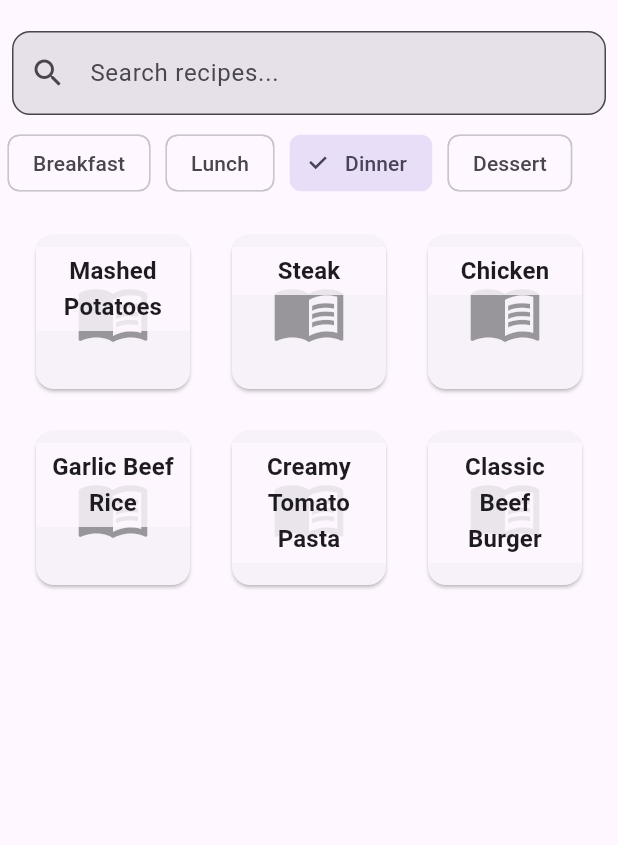
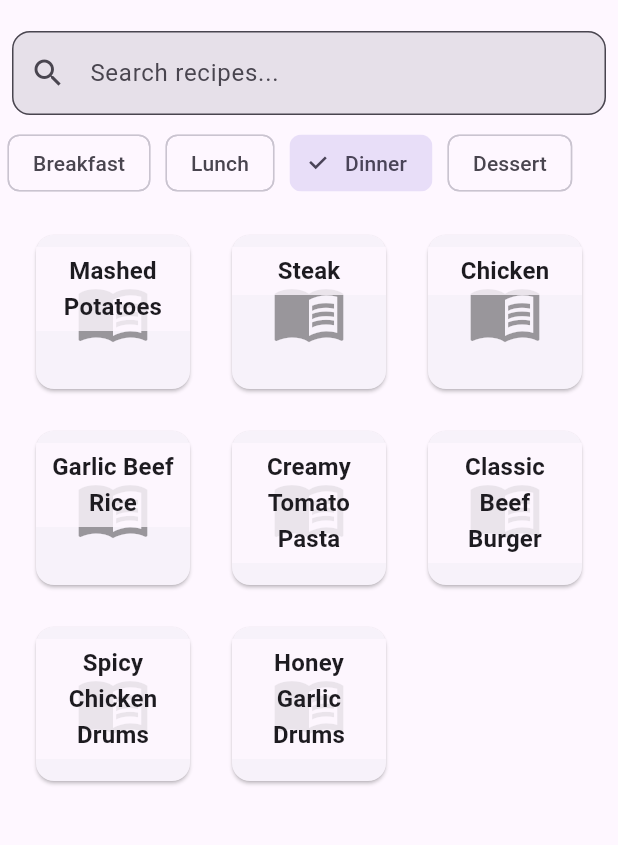
Before and after one commit to AdhamLasheen/cookup, a Flutter app: the screen it shows after launch, after a tap on "Breakfast", after a tap on "Lunch", after a tap on "Dinner", on a phone screen of 412 x 824 dp, the part 65-910 px from its top. Run offline on Flutter 3.47's test engine with Material 3 defaults, Android fonts, the phone set to English and light mode, and no system bars; our stand-ins replace google_fonts; network calls fail.

Commit message:
added more ingredients, resipes, optinal ingredients  and or ingredients

```diff
--- a/lib/data.dart
+++ b/lib/data.dart
@@ -1,6 +1,6 @@
 Map<String, Map<String, dynamic>> recipeDetails = {
     'Eggs': {
-      'ingredients': '- 2 Eggs\n- Salt\n- Pepper\n- Butter',
+      'ingredients': '- 2 Eggs\n- Salt\n- Butter OR Olive Oil\n- Pepper (optional)',
       'mealType': 'breakfast',
       'cuisine': 'International',
       'difficulty': 'Easy',
@@ -14,7 +14,7 @@ Map<String, Map<String, dynamic>> recipeDetails = {
           '5. Cook until desired doneness.',
     },
     'Mashed Potatoes': {
-      'ingredients': '- 4 Potatoes\n- Butter\n- Milk\n- Salt\n- Pepper',
+      'ingredients': '- 4 Potatoes\n- Butter OR Olive Oil\n- Milk OR Cream\n- Salt\n- Pepper (optional)\n- Cheese (optional)',
       'mealType': 'dinner',
       'cuisine': 'American',
       'difficulty': 'Easy',
@@ -27,7 +27,7 @@ Map<String, Map<String, dynamic>> recipeDetails = {
           '4. Mix until smooth.',
     },
     'Steak': {
-      'ingredients': '- 1 Steak\n- Salt\n- Pepper\n- Olive Oil',
+      'ingredients': '- 1 Steak\n- Salt\n- Pepper (optional)\n- Olive Oil\n- Garlic (optional)',
       'mealType': 'dinner',
       'cuisine': 'American',
       'difficulty': 'Medium',
@@ -40,7 +40,7 @@ Map<String, Map<String, dynamic>> recipeDetails = {
           '4. Let it rest before serving.',
     },
     'Grilled Cheese': {
-      'ingredients': '- 2 Slices of Bread\n- Butter\n- 2 Slices of Cheese',
+      'ingredients': '- 2 Slices of Bread\n- Butter\n- 2 Slices of Cheese\n- Garlic Powder (optional)',
       'mealType': 'lunch',
       'cuisine': 'International',
       'difficulty': 'Easy',
@@ -254,4 +254,25 @@ Map<String, Map<String, dynamic>> recipeDetails = {
 6. Assemble burger with lettuce, tomato, and onion
 7. Serve hot''',
     },
+    'Spicy Chicken Drums': {
+      'ingredients': '- 8 chicken drumsticks\n- 2 tablespoons olive oil\n- 3 cloves garlic, minced\n- 1 teaspoon paprika\n- 1 teaspoon black pepper (optional)\n- 1 teaspoon salt\n- 1/2 teaspoon chili powder (optional)',
+      'instructions': '1. Preheat oven to 400°F (200°C)\n2. Mix olive oil, garlic, and all spices in a bowl\n3. Coat chicken drums evenly with the spice mixture\n4. Place on a baking sheet\n5. Bake for 35-40 minutes, turning halfway\n6. Check internal temperature reaches 165°F (74°C)',
+      'cuisine': 'American',
+      'difficulty': 'easy',
+      'cookingTime': '45 minutes',
+      'calories': '280 per serving',
+      'servings': '4',
+      'mealType': 'dinner'
+    },
+
+    'Honey Garlic Drums': {
+      'ingredients': '- 8 chicken drumsticks\n- 4 tablespoons honey\n- 4 cloves garlic, minced\n- 2 tablespoons soy sauce\n- 1 tablespoon olive oil\n- 1 teaspoon black pepper (optional)\n- 1 teaspoon salt',
+      'instructions': '1. Mix honey, garlic, soy sauce, and seasonings\n2. Coat chicken drums in the mixture\n3. Heat oil in large pan over medium heat\n4. Cook drums for 20-25 minutes, turning occasionally\n5. Brush with remaining sauce while cooking\n6. Ensure internal temperature reaches 165°F (74°C)',
+      'cuisine': 'Asian Fusion',
+      'difficulty': 'easy',
+      'cookingTime': '30 minutes',
+      'calories': '310 per serving',
+      'servings': '4',
+      'mealType': 'dinner'
+    },
   };
```
Also changed, not shown: lib/main.dart (+26 -12 lines).
